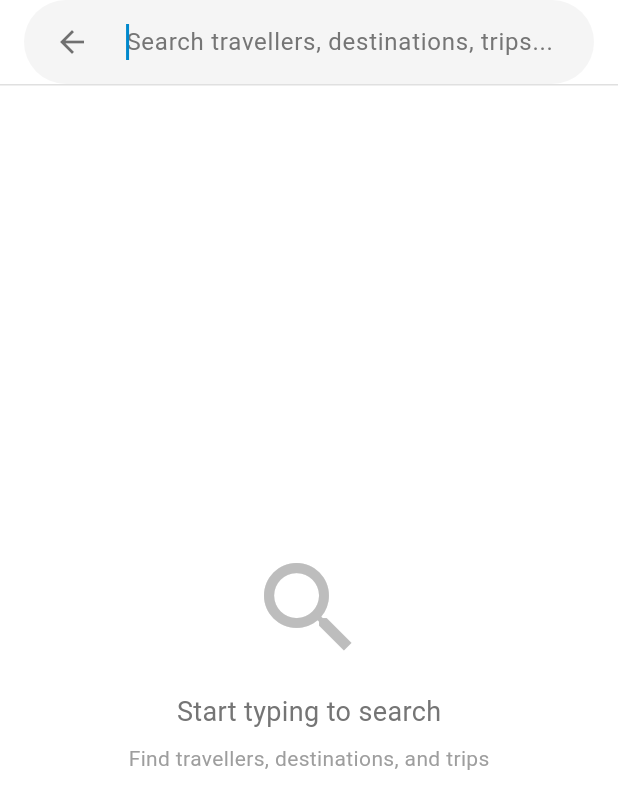
After one commit to Journey-Q/JourneyQ_mobile, a Flutter app: the SearchPage screen opened by its route, on a phone screen of 412 x 824 dp. The commit adds this screen. Shown: the top 809 px of the screen. Run offline on Flutter 3.47's test engine with Material 3 defaults, Android fonts, the phone set to English and light mode, and no system bars; our stand-ins replace dio, equatable, firebase_auth, firebase_core, firebase_messaging, flutter_local_notifications and 6 more; accounts and stored records are empty; network calls fail.

Commit message:
search page finished

```diff
--- a/lib/app/routes/app_router.dart
+++ b/lib/app/routes/app_router.dart
@@ -5,10 +5,11 @@ import 'package:journeyq/features/authentication/pages/login_page.dart';
 import 'package:journeyq/features/market_place/pages/index.dart';
 import 'package:journeyq/features/join_trip/pages/index.dart';
 import 'package:journeyq/features/create_trip/pages/index.dart';
-import 'package:journeyq/features/home/home_page.dart';
+import 'package:journeyq/features/home/pages/home_page.dart';
 import 'route_transistion.dart';
 import 'package:journeyq/features/profile/pages/index.dart';
-import 'package:journeyq/app/app.dart'; // Add this import
+import 'package:journeyq/app/app.dart';
+import 'package:journeyq/features/search/pages/search_page.dart';
 
 class AppRouter {
   static GoRouter createRouter(AuthProvider authProvider) {
@@ -48,10 +49,8 @@ class AppRouter {
         // Main app routes (WITH _AppWrapper - bottom navigation included)
         TransitionGoRoute(
           path: '/home',
-          builder: (context, state) => AppWrapper(
-            currentRoute: '/home',
-            child: HomePage(),
-          ),
+          builder: (context, state) =>
+              AppWrapper(currentRoute: '/home', child: HomePage()),
           transitionType: PageTransitionType.none,
         ),
 
@@ -66,31 +65,30 @@ class AppRouter {
 
         TransitionGoRoute(
           path: '/create',
-          builder: (context, state) => AppWrapper(
-            currentRoute: '/create',
-            child: CreateTripPage(),
-          ),
+          builder: (context, state) =>
+              AppWrapper(currentRoute: '/create', child: CreateTripPage()),
           transitionType: PageTransitionType.none,
         ),
 
         TransitionGoRoute(
           path: '/join_trip',
-          builder: (context, state) => AppWrapper(
-            currentRoute: '/join_trip',
-            child: JoinTripPage(),
-          ),
+          builder: (context, state) =>
+              AppWrapper(currentRoute: '/join_trip', child: JoinTripPage()),
           transitionType: PageTransitionType.none,
         ),
 
         TransitionGoRoute(
           path: '/profile',
-          builder: (context, state) => AppWrapper(
-            currentRoute: '/profile',
-            child: ProfilePage(),
-          ),
+          builder: (context, state) =>
+              AppWrapper(currentRoute: '/profile', child: ProfilePage()),
           transitionType: PageTransitionType.none,
         ),
 
+        TransitionGoRoute(
+          path: '/search',
+          builder: (context, state) => const SearchPage(),
+          transitionType: PageTransitionType.slide,
+        ),
       ],
     );
   }
--- /dev/null
+++ b/lib/features/search/data.dart
@@ -0,0 +1,50 @@
+final List<Map<String, dynamic>> search_data = [
+  {
+    'title': 'John Traveler',
+    'subtitle': 'Travel Blogger',
+    'image': 'https://images.unsplash.com/photo-1507003211169-0a1dd7228f2d?ixlib=rb-4.0.3&ixid=M3wxMjA3fDB8MHxwaG90by1wYWdlfHx8fGVufDB8fHx8fA%3D%3D&auto=format&fit=crop&w=150&q=80',
+    'type': 'traveller',
+  },
+  {
+    'title': 'Sarah Explorer',
+    'subtitle': 'Adventure Guide',
+    'image': 'https://images.unsplash.com/photo-1494790108755-2616b332c31c?ixlib=rb-4.0.3&ixid=M3wxMjA3fDB8MHxwaG90by1wYWdlfHx8fGVufDB8fHx8fA%3D%3D&auto=format&fit=crop&w=150&q=80',
+    'type': 'traveller',
+  },
+  {
+    'title': 'Paris, France',
+    'subtitle': 'City of Light',
+    'image': 'https://images.unsplash.com/photo-1502602898536-47ad22581b52?ixlib=rb-4.0.3&ixid=M3wxMjA3fDB8MHxwaG90by1wYWdlfHx8fGVufDB8fHx8fA%3D%3D&auto=format&fit=crop&w=150&q=80',
+    'type': 'destination',
+  },
+  {
+    'title': 'Tokyo, Japan',
+    'subtitle': 'Modern Metropolis',
+    'image': 'https://images.unsplash.com/photo-1540959733332-eab4deabeeaf?ixlib=rb-4.0.3&ixid=M3wxMjA3fDB8MHxwaG90by1wYWdlfHx8fGVufDB8fHx8fA%3D%3D&auto=format&fit=crop&w=150&q=80',
+    'type': 'destination',
+  },
+  {
+    'title': 'Bali Adventure',
+    'subtitle': '7 days in paradise',
+    'image': 'https://images.unsplash.com/photo-1537953773345-d172ccf13cf1?ixlib=rb-4.0.3&ixid=M3wxMjA3fDB8MHxwaG90by1wYWdlfHx8fGVufDB8fHx8fA%3D%3D&auto=format&fit=crop&w=150&q=80',
+    'type': 'trip',
+  },
+  {
+    'title': 'European Tour',
+    'subtitle': '14 days across 5 countries',
+    'image': 'https://images.unsplash.com/photo-1467269204594-9661b134dd2b?ixlib=rb-4.0.3&ixid=M3wxMjA3fDB8MHxwaG90by1wYWdlfHx8fGVufDB8fHx8fA%3D%3D&auto=format&fit=crop&w=150&q=80',
+    'type': 'trip',
+  },
+  {
+    'title': 'New York City',
+    'subtitle': 'The Big Apple',
+    'image': 'https://images.unsplash.com/photo-1496442226666-8d4d0e62e6e9?ixlib=rb-4.0.3&ixid=M3wxMjA3fDB8MHxwaG90by1wYWdlfHx8fGVufDB8fHx8fA%3D%3D&auto=format&fit=crop&w=150&q=80',
+    'type': 'destination',
+  },
+  {
+    'title': 'Mike Adventures',
+    'subtitle': 'Mountain Climber',
+    'image': 'https://images.unsplash.com/photo-1472099645785-5658abf4ff4e?ixlib=rb-4.0.3&ixid=M3wxMjA3fDB8MHxwaG90by1wYWdlfHx8fGVufDB8fHx8fA%3D%3D&auto=format&fit=crop&w=150&q=80',
+    'type': 'traveller',
+  },
+];
--- /dev/null
+++ b/lib/features/search/pages/search_page.dart
@@ -0,0 +1,356 @@
+import 'package:flutter/material.dart';
+import 'package:journeyq/features/search/data.dart';
+
+// Search widget for the search page
+class SearchPageWidget extends StatefulWidget {
+  final String hintText;
+  final TextEditingController? controller;
+  final Function(String)? onChanged;
+  final VoidCallback? onBack;
+
+  const SearchPageWidget({
+    super.key,
+    this.hintText = 'Search travellers, destinations, trips...',
+    this.controller,
+    this.onChanged,
+    this.onBack,
+  });
+
+  @override
+  State<SearchPageWidget> createState() => _SearchPageWidgetState();
+}
+
+class _SearchPageWidgetState extends State<SearchPageWidget> {
+  late FocusNode _focusNode;
+  bool _showClearButton = false;
+
+  @override
+  void initState() {
+    super.initState();
+    _focusNode = FocusNode();
+
+    // Listen to controller changes to show/hide clear button
+    if (widget.controller != null) {
+      widget.controller!.addListener(_onTextChanged);
+      _showClearButton = widget.controller!.text.isNotEmpty;
+    }
+
+    // Auto-focus when widget is created
+    WidgetsBinding.instance.addPostFrameCallback((_) {
+      if (mounted) {
+        _focusNode.requestFocus();
+      }
+    });
+  }
+
+  void _onTextChanged() {
+    if (mounted) {
+      setState(() {
+        _showClearButton = widget.controller?.text.isNotEmpty ?? false;
+      });
+    }
+  }
+
+  @override
+  void dispose() {
+    widget.controller?.removeListener(_onTextChanged);
+    _focusNode.dispose();
+    super.dispose();
+  }
+
+  @override
+  Widget build(BuildContext context) {
+    return Container(
+      height: 56,
+      padding: const EdgeInsets.symmetric(horizontal: 8),
+      decoration: BoxDecoration(
+        color: Colors.grey[100],
+        borderRadius: BorderRadius.circular(28),
+      ),
+      child: Row(
+        children: [
+          IconButton(
+            icon: const Icon(Icons.arrow_back, color: Colors.black54),
+            onPressed: widget.onBack,
+          ),
+          Expanded(
+            child: TextField(
+              controller: widget.controller,
+              focusNode: _focusNode,
+              onChanged: widget.onChanged,
+              decoration: InputDecoration(
+                hintText: widget.hintText,
+                hintStyle: TextStyle(
+                  color: Colors.grey[600],
+                  fontSize: 16,
+                ),
+                border: InputBorder.none,
+                contentPadding: const EdgeInsets.symmetric(
+                  horizontal: 12,
+                  vertical: 16,
+                ),
+              ),
+            ),
+          ),
+          // Clear button when there's text
+          if (_showClearButton)
+            IconButton(
+              icon: Icon(Icons.clear, color: Colors.grey[600], size: 20),
+              onPressed: () {
+                if (widget.controller != null) {
+                  widget.controller!.clear();
+                  widget.onChanged?.call('');
+                }
+              },
+            ),
+        ],
+      ),
+    );
+  }
+}
+
+// Search page
+class SearchPage extends StatefulWidget {
+  const SearchPage({super.key});
+
+  @override
+  State<SearchPage> createState() => _SearchPageState();
+}
+
+class _SearchPageState extends State<SearchPage> {
+  final TextEditingController _searchController = TextEditingController();
+  List<Map<String, dynamic>> filteredItems = [];
+  bool isSearching = false;
+
+  final List<Map<String, dynamic>> allSearchItems = search_data;
+
+  @override
+  void initState() {
+    super.initState();
+  }
+
+  void _onSearchChanged(String query) {
+    setState(() {
+      isSearching = query.isNotEmpty;
+      if (query.isEmpty) {
+        filteredItems = [];
+      } else {
+        filteredItems = allSearchItems.where((item) {
+          final title = item['title']?.toString().toLowerCase() ?? '';
+          final subtitle = item['subtitle']?.toString().toLowerCase() ?? '';
+          final searchQuery = query.toLowerCase();
+
+          return title.contains(searchQuery) || subtitle.contains(searchQuery);
+        }).toList();
+      }
+    });
+  }
+
+  void _onItemTap(Map<String, dynamic> item) {
+    Navigator.pop(context);
+    final title = item['title']?.toString() ?? 'Unknown';
+    ScaffoldMessenger.of(context).showSnackBar(
+      SnackBar(content: Text('Selected: $title')),
+    );
+  }
+
+  @override
+  Widget build(BuildContext context) {
+    return Scaffold(
+      backgroundColor: Colors.white,
+      appBar: AppBar(
+        backgroundColor: Colors.white,
+        elevation: 0,
+        automaticallyImplyLeading: false,
+        title: SearchPageWidget(
+          controller: _searchController,
+          onChanged: _onSearchChanged,
+          onBack: () => Navigator.pop(context),
+          hintText: 'Search travellers, destinations, trips...',
+        ),
+      ),
+      body: Column(
+        children: [
+          Divider(height: 1, color: Colors.grey[300]),
+          Expanded(
+            child: _buildSearchResults(),
+          ),
+        ],
+      ),
+    );
+  }
+
+  Widget _buildSearchResults() {
+    // Show empty state when not searching
+    if (!isSearching || _searchController.text.isEmpty) {
+      return Center(
+        child: Column(
+          mainAxisAlignment: MainAxisAlignment.center,
+          children: [
+            Icon(
+              Icons.search,
+              size: 80,
+              color: Colors.grey[400],
+            ),
+            const SizedBox(height: 16),
+            Text(
+              'Start typing to search',
+              style: TextStyle(
+                fontSize: 18,
+                color: Colors.grey[600],
+              ),
+            ),
+            const SizedBox(height: 8),
+            Text(
+              'Find travellers, destinations, and trips',
+              style: TextStyle(
+                fontSize: 14,
+                color: Colors.grey[500],
+              ),
+            ),
+          ],
+        ),
+      );
+    }
+
+    // Show no results when searching but no matches found
+    if (filteredItems.isEmpty) {
+      return Center(
+        child: Column(
+          mainAxisAlignment: MainAxisAlignment.center,
+          children: [
+            Icon(
+              Icons.search_off,
+              size: 80,
+              color: Colors.grey[400],
+            ),
+            const SizedBox(height: 16),
+            Text(
+              'No results found',
+              style: TextStyle(
+                fontSize: 18,
+                color: Colors.grey[600],
+              ),
+            ),
+            const SizedBox(height: 8),
+            Text(
+              'Try searching for something else',
+              style: TextStyle(
+                fontSize: 14,
+                color: Colors.grey[500],
+              ),
+            ),
+          ],
+        ),
+      );
+    }
+
+    // Show search results with images
+    return ListView.builder(
+      itemCount: filteredItems.length,
+      itemBuilder: (context, index) {
+        final item = filteredItems[index];
+        final title = item['title']?.toString() ?? '';
+        final subtitle = item['subtitle']?.toString() ?? '';
+        final type = item['type']?.toString() ?? '';
+        final imageUrl = item['image']?.toString() ?? '';
+
+        return ListTile(
+          contentPadding: const EdgeInsets.symmetric(horizontal: 16, vertical: 8),
+          leading: Container(
+            width: 50,
+            height: 50,
+            decoration: BoxDecoration(
+              borderRadius: BorderRadius.circular(25),
+              border: Border.all(color: Colors.grey[300]!, width: 1),
+            ),
+            child: ClipRRect(
+              borderRadius: BorderRadius.circular(25),
+              child: imageUrl.isNotEmpty
+                  ? Image.network(
+                      imageUrl,
+                      width: 50,
+                      height: 50,
+                      fit: BoxFit.cover,
+                      errorBuilder: (context, error, stackTrace) {
+                        return _buildFallbackAvatar(title);
+                      },
+                      loadingBuilder: (context, child, loadingProgress) {
+                        if (loadingProgress == null) return child;
+                        return Container(
+                          width: 50,
+                          height: 50,
+                          color: Colors.grey[200],
+                          child: Center(
+                            child: SizedBox(
+                              width: 20,
+                              height: 20,
+                              child: CircularProgressIndicator(
+                                strokeWidth: 2,
+                                valueColor: AlwaysStoppedAnimation<Color>(
+                                  Colors.grey[400]!,
+                                ),
+                              ),
+                            ),
+                          ),
+                        );
+                      },
+                    )
+                  : _buildFallbackAvatar(title),
+            ),
+          ),
+          title: Text(
+            title,
+            style: const TextStyle(fontWeight: FontWeight.w500),
+          ),
+          subtitle: subtitle.isNotEmpty ? Text(subtitle) : null,
+          trailing: type.isNotEmpty
+              ? Container(
+                  padding: const EdgeInsets.symmetric(horizontal: 8, vertical: 4),
+                  decoration: BoxDecoration(
+                    color: Colors.grey[200],
+                    borderRadius: BorderRadius.circular(12),
+                  ),
+                  child: Text(
+                    type.toUpperCase(),
+                    style: TextStyle(
+                      fontSize: 10,
+                      color: Colors.grey[600],
+                      fontWeight: FontWeight.w600,
+                    ),
+                  ),
+                )
+              : null,
+          onTap: () => _onItemTap(item),
+        );
+      },
+    );
+  }
+
+  Widget _buildFallbackAvatar(String title) {
+    return Container(
+      width: 50,
+      height: 50,
+      decoration: BoxDecoration(
+        color: Colors.grey[400],
+        borderRadius: BorderRadius.circular(25),
+      ),
+      child: Center(
+        child: Text(
+          title.isNotEmpty ? title[0].toUpperCase() : '?',
+          style: const TextStyle(
+            color: Colors.white,
+            fontSize: 20,
+            fontWeight: FontWeight.bold,
+          ),
+        ),
+      ),
+    );
+  }
+
+  @override
+  void dispose() {
+    _searchController.dispose();
+    super.dispose();
+  }
+}
```
Also changed, not shown: lib/features/home/data.dart (+30 -0 lines), lib/features/home/pages/home_page.dart (renamed from lib/features/home/home_page.dart, +10 -48 lines), lib/features/home/pages/search_wiget.dart (renamed from lib/features/home/search_wiget.dart), lib/features/home/pages/travel_post_widget.dart (renamed from lib/features/home/travel_post_widget.dart), lib/features/home/pages/widget.dart (renamed from lib/features/home/widget.dart), 1 other file.
